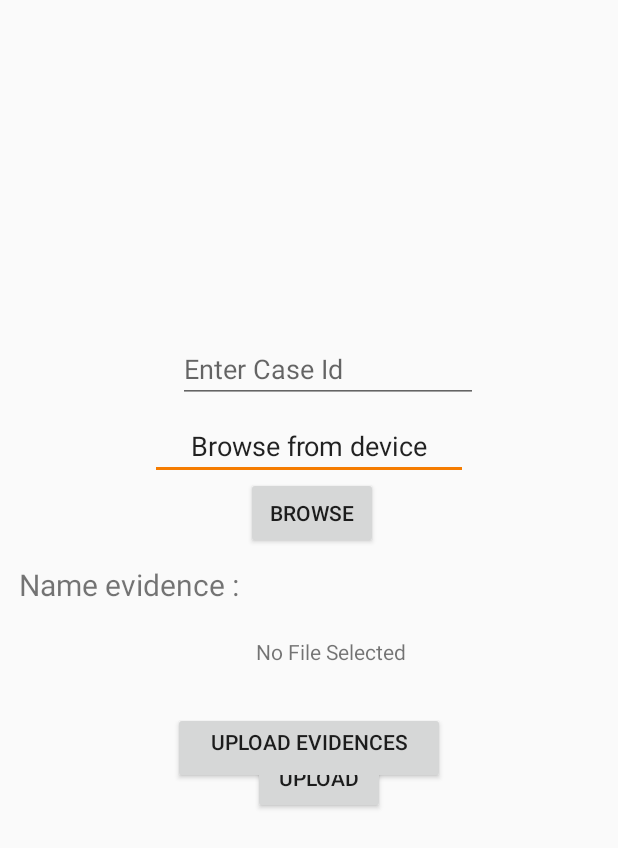
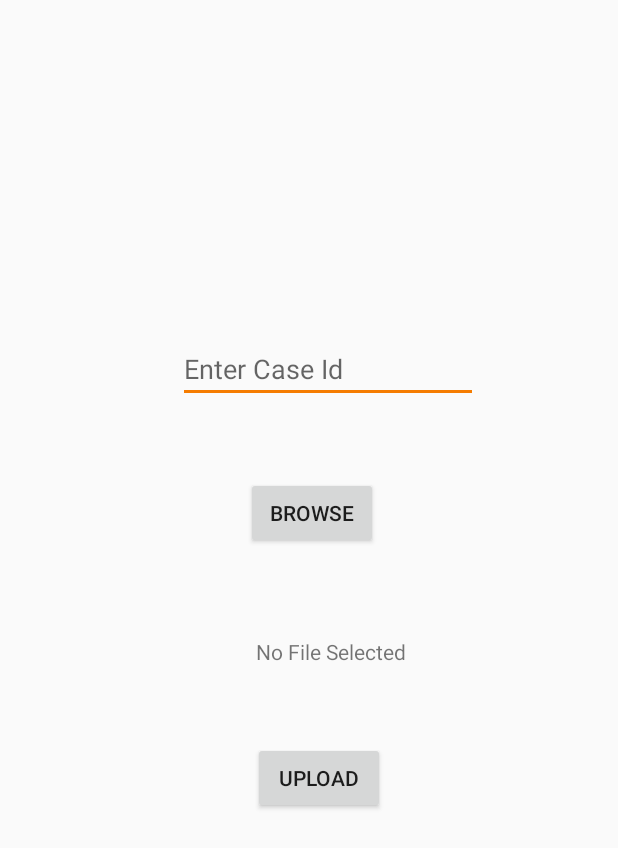
Before and after one commit to NilayPande/D_Fir_Login, an Android app: the UploadActivity screen opened directly, with no data from a screen before it, on a phone screen of 412 x 824 dp. Shown: the top 848 px of the screen. Run offline under Robolectric (Android 15) with nearby library versions, the phone set to English and light mode, and no system bars; our stand-ins replace Firebase (no records; nobody signed in at launch, a user with empty details on screens opened directly); 1 statement that could not run was skipped.

Commit message:
Upload xml resolved

```diff
--- a/DFIR_FinalBuild/app/src/main/res/layout/activity_upload.xml
+++ b/DFIR_FinalBuild/app/src/main/res/layout/activity_upload.xml
@@ -70,55 +70,6 @@
         android:text="0.0%"
         android:id="@+id/progress_status" />
 
-    <EditText
-        android:id="@+id/txtEnterCaseId"
-        android:layout_width="wrap_content"
-        android:layout_alignParentStart="true"
-        android:layout_alignParentLeft="true"
-        android:layout_alignParentEnd="true"
-        android:layout_alignParentRight="true"
-        android:layout_alignParentBottom="true"
-        android:layout_marginStart="100dp"
-        android:layout_marginLeft="100dp"
-        android:layout_marginEnd="100dp"
-        android:layout_marginRight="100dp"
-        android:layout_marginBottom="504dp"
-        android:text="Browse from device"
-        android:textAlignment="center"
-        android:gravity="center_horizontal"
-        android:layout_height="wrap_content" />
-
-    <Button
-        android:id="@+id/uploded"
-        android:layout_width="167dp"
-        android:layout_height="wrap_content"
-        android:layout_alignParentStart="true"
-        android:layout_alignParentLeft="true"
-        android:layout_alignParentEnd="true"
-        android:layout_alignParentRight="true"
-        android:layout_alignParentBottom="true"
-        android:layout_marginStart="115dp"
-        android:layout_marginLeft="115dp"
-        android:layout_marginEnd="115dp"
-        android:layout_marginRight="115dp"
-        android:layout_marginBottom="301dp"
-        android:text="Upload Evidences"
-        android:textAlignment="center"
-        android:gravity="center_horizontal" />
-
-
-    <TextView
-        android:layout_width="164dp"
-        android:layout_height="38dp"
-        android:layout_alignParentEnd="true"
-        android:layout_alignParentRight="true"
-        android:layout_alignParentBottom="true"
-        android:layout_centerHorizontal="true"
-        android:layout_marginEnd="235dp"
-        android:layout_marginRight="235dp"
-        android:layout_marginBottom="410dp"
-        android:text="Name evidence :"
-        android:textSize="20sp" />
 
     <EditText
         android:layout_width="200dp"
```
